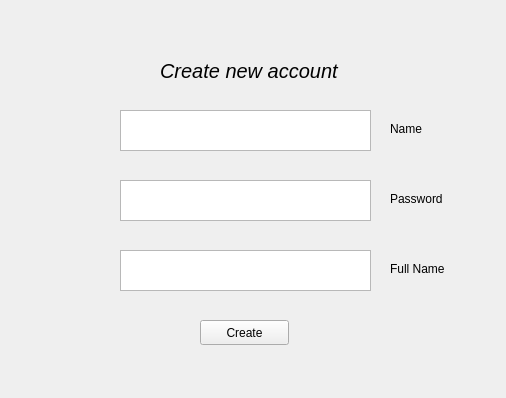
Before: the Qt Designer form AccountManagement/ui/qcreateaccount.ui in ScarecrowStraw/MiniProject, drawn with Qt 5.
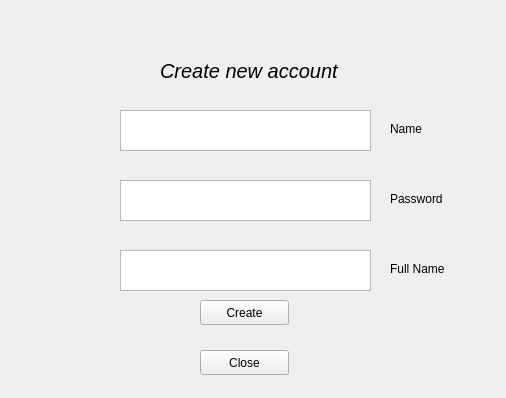
After: the same form once the commit is applied.

Commit message: [Update] add stack widget

```diff
--- a/AccountManagement/ui/qcreateaccount.ui
+++ b/AccountManagement/ui/qcreateaccount.ui
@@ -105,7 +105,7 @@
    <property name="geometry">
     <rect>
      <x>200</x>
-     <y>320</y>
+     <y>300</y>
      <width>89</width>
      <height>25</height>
     </rect>
@@ -114,6 +114,19 @@
     <string>Create</string>
    </property>
   </widget>
+  <widget class="QPushButton" name="closeButton">
+   <property name="geometry">
+    <rect>
+     <x>200</x>
+     <y>350</y>
+     <width>89</width>
+     <height>25</height>
+    </rect>
+   </property>
+   <property name="text">
+    <string>Close</string>
+   </property>
+  </widget>
  </widget>
  <resources/>
  <connections/>
```
The commit also changes 6 other files.
